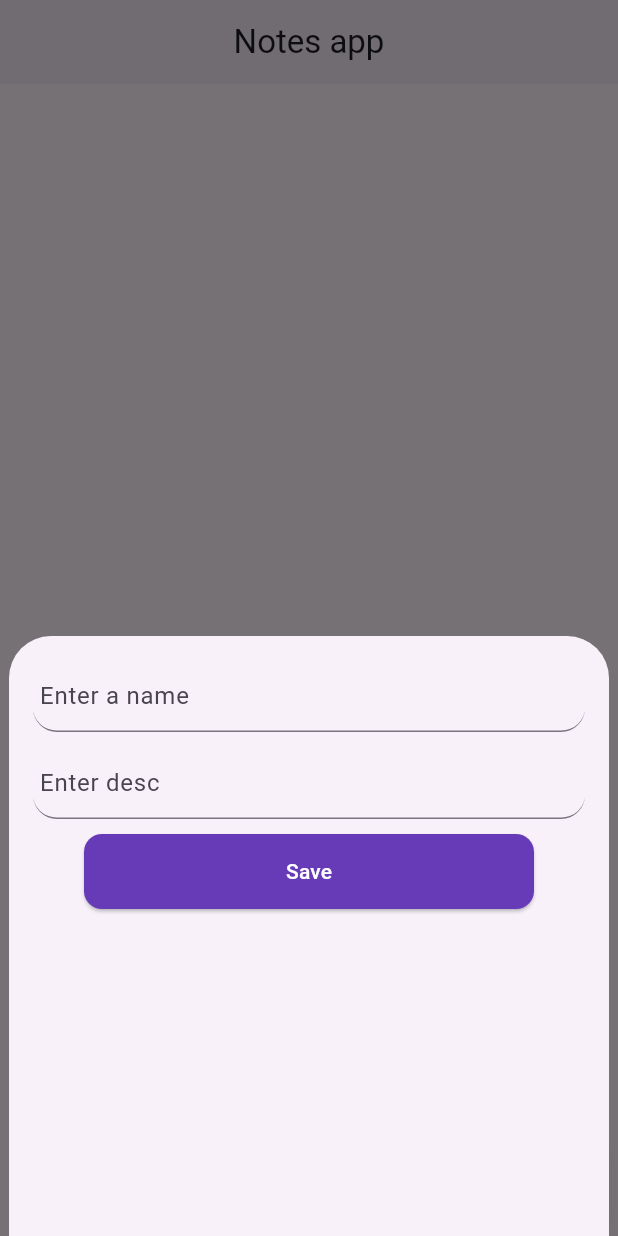
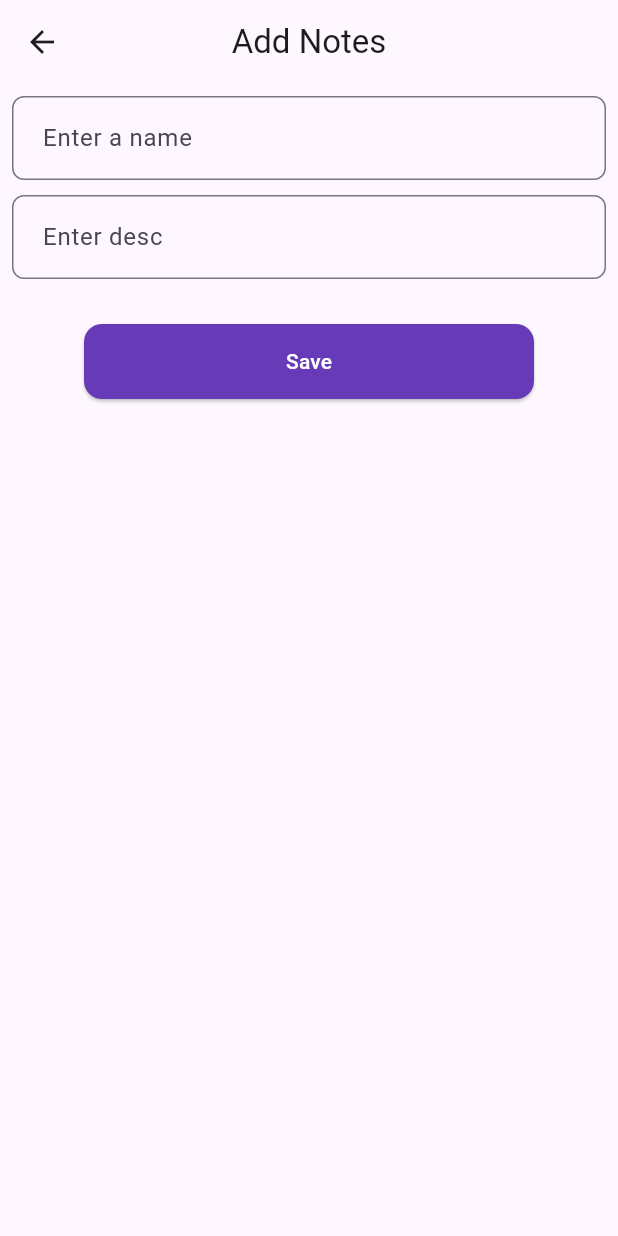
Before and after one commit to RAJESH-540/flutter_notes_app, a Flutter app: the NotesHomeScreen screen opened directly, after a tap on the "add" icon, on a phone screen of 412 x 824 dp. Run offline on Flutter 3.47's test engine with Material 3 defaults, Android fonts, the phone set to English and light mode, and no system bars; our stand-ins replace sqflite; accounts and stored records are empty.

Commit message:
add data with providers.

```diff
--- a/lib/custom_widget/textfield.dart
+++ b/lib/custom_widget/textfield.dart
@@ -15,8 +15,8 @@ class CustomTextField extends StatelessWidget {
       controller: controller,
       decoration: InputDecoration(
         hintText: hint,
-        border:UnderlineInputBorder(
-          borderRadius: BorderRadius.circular(16)
+        border:OutlineInputBorder(
+          borderRadius: BorderRadius.circular(8)
         ) ,
       ),
     );
--- /dev/null
+++ b/lib/provider/provider.dart
@@ -0,0 +1,43 @@
+import 'package:flutter/cupertino.dart';
+import 'package:notes_app/data/db_helper.dart';
+import 'package:notes_app/models/notes_model.dart';
+
+class NotesProvider extends ChangeNotifier {
+  DbHelper dbHelper = DbHelper.instance;
+  List<NotesModel> listNotes = [];
+
+   void addNotes(NotesModel notesModel) async {
+    var check = await dbHelper.insertData(notesModel);
+    if (check==true) {
+      listNotes = await dbHelper.getData();
+        notifyListeners();
+
+    }
+  }
+
+  void fetchInitialData() async {
+    listNotes = await dbHelper.getData();
+    notifyListeners();
+  }
+
+  Future<List<NotesModel>> getAllData() async {
+    fetchInitialData();
+    return listNotes;
+  }
+
+  void update(NotesModel notesId) async {
+    var data = await dbHelper.updateNotes(notesId);
+    if (data == 1) {
+      listNotes = await dbHelper.getData();
+      notifyListeners();
+    }
+  }
+
+  void deleteNotes(int id) async {
+    var data = await dbHelper.deleteNotes(id);
+    if (data) {
+      listNotes = await dbHelper.getData();
+      notifyListeners();
+    }
+  }
+}
--- /dev/null
+++ b/lib/screens/data_add_screen.dart
@@ -0,0 +1,69 @@
+import 'package:flutter/material.dart';
+import 'package:notes_app/models/notes_model.dart';
+import 'package:notes_app/provider/provider.dart';
+import 'package:notes_app/screens/home_screen.dart';
+import 'package:provider/provider.dart';
+
+import '../custom_widget/textfield.dart';
+
+class NotesAddScreen extends StatefulWidget {
+  const NotesAddScreen({super.key});
+
+  @override
+  State<NotesAddScreen> createState() => _NotesAddScreenState();
+}
+
+class _NotesAddScreenState extends State<NotesAddScreen> {
+  var titleController = TextEditingController();
+  var descController = TextEditingController();
+
+  void addNotes(String title, String desc) async {
+    context
+        .read<NotesProvider>()
+        .addNotes(NotesModel(title: title, desc: desc));
+    // context.read<NotesProvider>().getAllData();
+  }
+
+  @override
+  Widget build(BuildContext context) {
+    return Scaffold(
+      appBar: AppBar(
+        title: Text("Add Notes"),
+        centerTitle: true,
+      ),
+      body: Padding(
+        padding: const EdgeInsets.all(8.0),
+        child: Column(
+          children: [
+            CustomTextField(hint: " Enter a name", controller: titleController),
+            const SizedBox(
+              height: 10,
+            ),
+            CustomTextField(hint: " Enter desc", controller: descController),
+            const SizedBox(
+              height: 30,
+            ),
+            ElevatedButton(
+                style: ElevatedButton.styleFrom(
+                    maximumSize: const Size(300, 50),
+                    minimumSize: const Size(300, 50),
+                    backgroundColor: Colors.deepPurple,
+                    foregroundColor: Colors.white,
+                    shape: RoundedRectangleBorder(
+                      borderRadius: BorderRadius.circular(12),
+                    )),
+                onPressed: () {
+                  addNotes(titleController.text.toString(),
+                      descController.text.toString());
+                  Navigator.push(
+                      context,
+                      MaterialPageRoute(
+                          builder: (context) => const NotesHomeScreen()));
+                },
+                child: const Text("Save"))
+          ],
+        ),
+      ),
+    );
+  }
+}
--- a/lib/screens/home_screen.dart
+++ b/lib/screens/home_screen.dart
@@ -1,9 +1,12 @@
+import 'dart:math';
+
 import 'package:flutter/material.dart';
-import 'package:notes_app/custom_widget/circle_button.dart';
-import 'package:notes_app/custom_widget/radiotile.dart';
-import 'package:notes_app/custom_widget/textfield.dart';
 import 'package:notes_app/data/db_helper.dart';
 import 'package:notes_app/models/notes_model.dart';
+import 'package:notes_app/provider/provider.dart';
+import 'package:notes_app/screens/data_add_screen.dart';
+import 'package:notes_app/screens/update_screen.dart';
+import 'package:provider/provider.dart';
 
 class NotesHomeScreen extends StatefulWidget {
   const NotesHomeScreen({super.key});
@@ -17,148 +20,237 @@ class _NotesHomeScreenState extends State<NotesHomeScreen> {
   var descController = TextEditingController();
   late DbHelper db;
   List<NotesModel> data = [];
+  List<Color> titleColor = [
+    const Color(0xffFBE4D8),
+    const Color(0xffDFB6B2),
+    const Color(0xff845F6C),
+  ];
+
+  getRandomColor() {
+    Random random = Random();
+    return titleColor[random.nextInt(titleColor.length)];
+  }
+
+  // addData(String title, String desc,) async {
+  //   await context.read<NotesProvider>().addNotes(NotesModel(title: title, desc: desc));
+  // }
+  deleteNotes(int id) async {
+    context.read<NotesProvider>().deleteNotes(id);
+    await context.read<NotesProvider>().getAllData();
+  }
 
   @override
   void initState() {
     super.initState();
-    db = DbHelper.instance;
-    getAppData();
-  }
-
-  getAppData() async {
-    data = await db.getData();
-    setState(() {});
+    context.read<NotesProvider>().getAllData();
   }
 
   @override
   Widget build(BuildContext context) {
+    final provider=context.watch<NotesProvider>();
+    final reader=context.read<NotesProvider>();
+    return Consumer<NotesProvider>(
+        builder: (_,notesProvider,__){
       return SafeArea(
         child: Scaffold(
             resizeToAvoidBottomInset: true,
             // backgroundColor: Colors.black,
             appBar: AppBar(
               elevation: 2,
-          title: Text("Notes app"),
+              title: const Text("Notes app"),
               centerTitle: true,
             ),
             floatingActionButton: FloatingActionButton(
               onPressed: () {
-            _showBottomsheet();
+                Navigator.push(
+                    context,
+                    MaterialPageRoute(
+                        builder: (context) => const NotesAddScreen()));
               },
               child: const Icon(Icons.add),
             ),
             body: ListView.builder(
-            itemCount: data.length,
-            scrollDirection: Axis.vertical,
-            itemBuilder: (context, index) {
-              return InkWell(
+              itemBuilder: (_, index) {
+                return Card(
+                  color: getRandomColor(),
+                  elevation: 2,
+                  child: InkWell(
                      onTap: (){
-                  titleController.text=data[index].title;
-                  descController.text=data[index].desc;
-                   showModalBottomSheet(context: context, builder: (BuildContext context){
-                      return Container(
-                        height: 400,
-                        width: 400,
-                        padding: EdgeInsets.symmetric(horizontal: 16),
-                        decoration: BoxDecoration(
-                          borderRadius: BorderRadius.circular(25),
-
+                       Navigator.push(context, MaterialPageRoute(builder: (context)=> const UpdateScreen()));
+                     },
+                    child: ListTile(
+                        contentPadding: const EdgeInsets.symmetric(
+                            horizontal: 16, vertical: 8),
+                        leading: Text(
+                          "${context.watch<NotesProvider>().listNotes[index].id}",
+                            style: TextStyle(fontSize: 12),
                         ),
-                        child: Center(
-                          child: SingleChildScrollView(
-                            child: Column(
-                               mainAxisAlignment: MainAxisAlignment.center,
-                              crossAxisAlignment: CrossAxisAlignment.center,
-                              children: [
-                                CustomTextField(hint: "title", controller: titleController),
-                                CustomTextField(hint: "desc", controller: descController),
-                                const SizedBox(height: 20,),
-                                ElevatedButton(onPressed: (){
-                                  var utitle=titleController.text.toString();
-                                  var udesc=descController.text.toString();
-                                  db.updateNotes(NotesModel(title: utitle, desc: udesc, id: data[index].id));
-                                   getAppData();
-                                    Navigator.pop(context);
-                                }, child: Text("Update"))
-                              ],
-                            ),
+                        title: Text(
+                            context.watch<NotesProvider>().listNotes[index].title.toString()),
+                        subtitle:
+                        Text(context.watch<NotesProvider>().listNotes[index].desc.toString()),
+                        trailing: IconButton(
+                          onPressed: () {
+                            var id = reader.listNotes[index].id;
+                            reader.deleteNotes(id!);
+                            reader.getAllData();
+                          },
+                          icon: Icon(Icons.delete),
+                        )
+                      // Icon(Icons.delete),
                     ),
                   ),
                 );
-                   });
               },
-                child: ListTile(
-
-                  leading: Text("${data[index].id}",
-                    style: const TextStyle(color: Colors.black, fontSize: 12, fontWeight: FontWeight.bold),
-                  ),
-                  title: Text(data[index].title.toString(),
-                    style: const TextStyle(color: Colors.black,fontSize: 18, fontWeight: FontWeight.bold),
-                  ),
-                  subtitle: Text(data[index].desc.toString(),
-                    style: const TextStyle(color: Colors.black),
-                  ),
-                  trailing: IconButton(onPressed: (){
-                     db.deleteNotes(data[index].id!);
-                      getAppData();
-                  }, icon:  const Icon(Icons.delete)),
-                ),
-              );
-            }),
-      ),
-    );
-  }
-
-  _showBottomsheet() {
-    return showModalBottomSheet(
-        context: context,
-        builder: (BuildContext buildContext) {
-          return Container(
-            height: 400.0,
-            width: 400.0,
-            padding: const EdgeInsets.all(16),
-            decoration: const BoxDecoration(
-              borderRadius: BorderRadius.only(
-                  topLeft: Radius.circular(36), topRight: Radius.circular(36)),
-            ),
-            child: SingleChildScrollView(
-              child: Center(
-                child: Column(
-                  mainAxisAlignment: MainAxisAlignment.center,
-                  crossAxisAlignment: CrossAxisAlignment.center,
-                  children: [
-                    CustomTextField(
-                        hint: " Enter a name", controller: titleController),
-                    const SizedBox(
-                      height: 10,
-                    ),
-                    CustomTextField(
-                        hint: " Enter desc", controller: descController),
-                    const SizedBox(
-                      height: 10,
-                    ),
-                    ElevatedButton(
-                        style: ElevatedButton.styleFrom(
-                            maximumSize: const Size(300, 50),
-                            minimumSize: const Size(300, 50),
-                            backgroundColor: Colors.deepPurple,
-                            foregroundColor: Colors.white,
-                            shape: RoundedRectangleBorder(
-                              borderRadius: BorderRadius.circular(12),
-                            )),
-                        onPressed: () async {
-                         await db.insertData(NotesModel(
-                              title: titleController.text.toString(),
-                              desc: descController.text.toString()));
-                          await getAppData();
-                          Navigator.pop(context);
-                        },
-                        child: const Text("Save"))
-                  ],
-                ),
-              ),
+              itemCount: context.watch<NotesProvider>().listNotes.length,
+            )
+          // ListView.builder(
+          //     itemCount: data.length,
+          //     scrollDirection: Axis.vertical,
+          //     itemBuilder: (context, index) {
+          //       return InkWell(
+          //         onTap: () {
+          //           titleController.text = data[index].title;
+          //           descController.text = data[index].desc;
+          //           showModalBottomSheet(
+          //               context: context,
+          //               builder: (BuildContext context) {
+          //                 return Container(
+          //                   height: 400,
+          //                   width: 400,
+          //                   padding: EdgeInsets.symmetric(horizontal: 16),
+          //                   decoration: BoxDecoration(
+          //                     borderRadius: BorderRadius.circular(25),
+          //                   ),
+          //                   child: Center(
+          //                     child: SingleChildScrollView(
+          //                       child: Column(
+          //                         mainAxisAlignment: MainAxisAlignment.center,
+          //                         crossAxisAlignment: CrossAxisAlignment.center,
+          //                         children: [
+          //                           CustomTextField(
+          //                               hint: "title",
+          //                               controller: titleController),
+          //                           CustomTextField(
+          //                               hint: "desc", controller: descController),
+          //                           const SizedBox(
+          //                             height: 20,
+          //                           ),
+          //                           ElevatedButton(
+          //                               onPressed: () {
+          //                                 var utitle =
+          //                                     titleController.text.toString();
+          //                                 var udesc =
+          //                                     descController.text.toString();
+          //                                 db.updateNotes(NotesModel(
+          //                                     title: utitle,
+          //                                     desc: udesc,
+          //                                     id: data[index].id));
+          //                                 getAppData();
+          //                                 Navigator.pop(context);
+          //                               },
+          //                               child: Text("Update"))
+          //                         ],
+          //                       ),
+          //                     ),
+          //                   ),
+          //                 );
+          //               });
+          //         },
+          //         child: Card(
+          //           color: getRandomColor(),
+          //           shape: RoundedRectangleBorder(
+          //               borderRadius: BorderRadius.circular(8)),
+          //           elevation: 5,
+          //           child: ListTile(
+          //             contentPadding: const EdgeInsets.all(12),
+          //             leading: Text(
+          //               "${data[index].id}",
+          //               style: const TextStyle(
+          //                   color: Colors.black,
+          //                   fontSize: 12,
+          //                   fontWeight: FontWeight.bold),
+          //             ),
+          //             title: Text(
+          //               data[index].title.toString(),
+          //               style: const TextStyle(
+          //                   color: Colors.black,
+          //                   fontSize: 18,
+          //                   fontWeight: FontWeight.bold),
+          //             ),
+          //             subtitle: Text(
+          //               data[index].desc.toString(),
+          //               style: const TextStyle(color: Colors.black),
+          //             ),
+          //             trailing: IconButton(
+          //                 onPressed: () {
+          //                   db.deleteNotes(data[index].id!);
+          //                   getAppData();
+          //                 },
+          //                 icon: const Icon(Icons.delete)),
+          //           ),
+          //         ),
+          //       );
+          //     }),
         ),
       );
     });
   }
+
+// _showBottomsheet() {
+//   return showModalBottomSheet(
+//       context: context,
+//       builder: (BuildContext buildContext) {
+//         return Container(
+//           alignment: Alignment.center,
+//           height: 400.0,
+//           width: 400.0,
+//           padding: const EdgeInsets.all(16),
+//           decoration: const BoxDecoration(
+//             borderRadius: BorderRadius.only(
+//                 topLeft: Radius.circular(36), topRight: Radius.circular(36)),
+//           ),
+//           child: SingleChildScrollView(
+//             child: Center(
+//               child: Column(
+//                 mainAxisAlignment: MainAxisAlignment.center,
+//                 crossAxisAlignment: CrossAxisAlignment.center,
+//                 children: [
+//                   CustomTextField(
+//                       hint: " Enter a name", controller: titleController),
+//                   const SizedBox(
+//                     height: 10,
+//                   ),
+//                   CustomTextField(
+//                       hint: " Enter desc", controller: descController),
+//                   const SizedBox(
+//                     height: 30,
+//                   ),
+//                   ElevatedButton(
+//                       style: ElevatedButton.styleFrom(
+//                           maximumSize: const Size(300, 50),
+//                           minimumSize: const Size(300, 50),
+//                           backgroundColor: Colors.deepPurple,
+//                           foregroundColor: Colors.white,
+//                           shape: RoundedRectangleBorder(
+//                             borderRadius: BorderRadius.circular(12),
+//                           )),
+//                       onPressed: () async {
+//                         // await db.insertData(NotesModel(
+//                         //     title: titleController.text.toString(),
+//                         //     desc: descController.text.toString()));
+//                         // await getAppData();
+//                         await addData(
+//                             titleController.text, descController.text);
+//                         Navigator.pop(context);
+//                         //  Navigator.push(context, MaterialPageRoute(builder: (context)=> const NotesAddScreen()));
+//                       },
+//                       child: const Text("Save"))
+//                 ],
+//               ),
+//             ),
+//           ),
+//         );
+//       });
+// }
 }
--- a/pubspec.yaml
+++ b/pubspec.yaml
@@ -37,6 +37,7 @@ dependencies:
   cupertino_icons: ^1.0.2
   path_provider:
   sqflite:
+  provider:
 
 dev_dependencies:
   flutter_test:
```
Also changed, not shown: lib/data/db_helper.dart (+25 -21 lines), lib/main.dart (+9 -5 lines), lib/screens/update_screen.dart (added, +69 -0 lines), pubspec.lock. Lines whose indentation alone changed are shown as unchanged.
